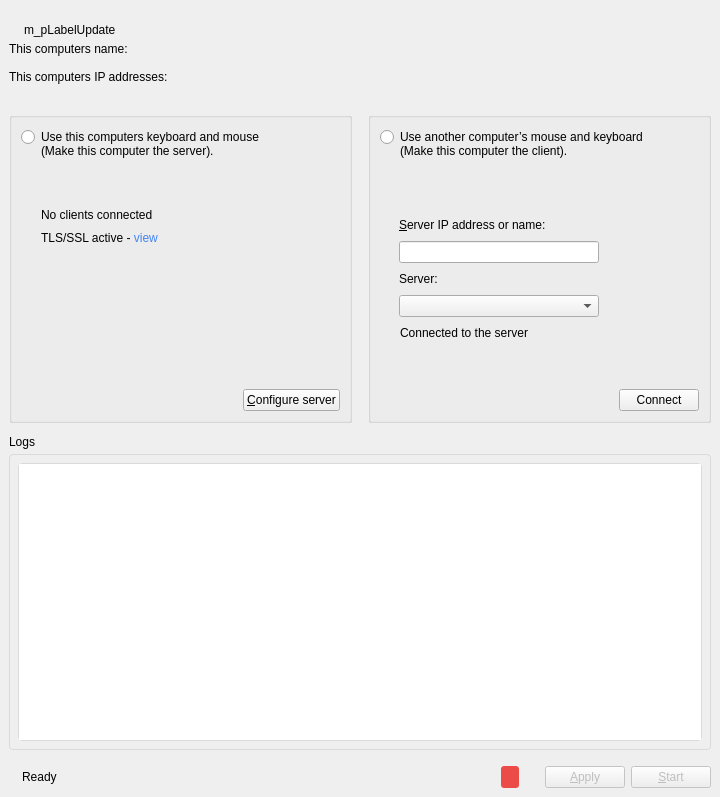
Above: src/gui/src/MainWindowBase.ui from deskflow/deskflow before the change. Below: the same form after it.
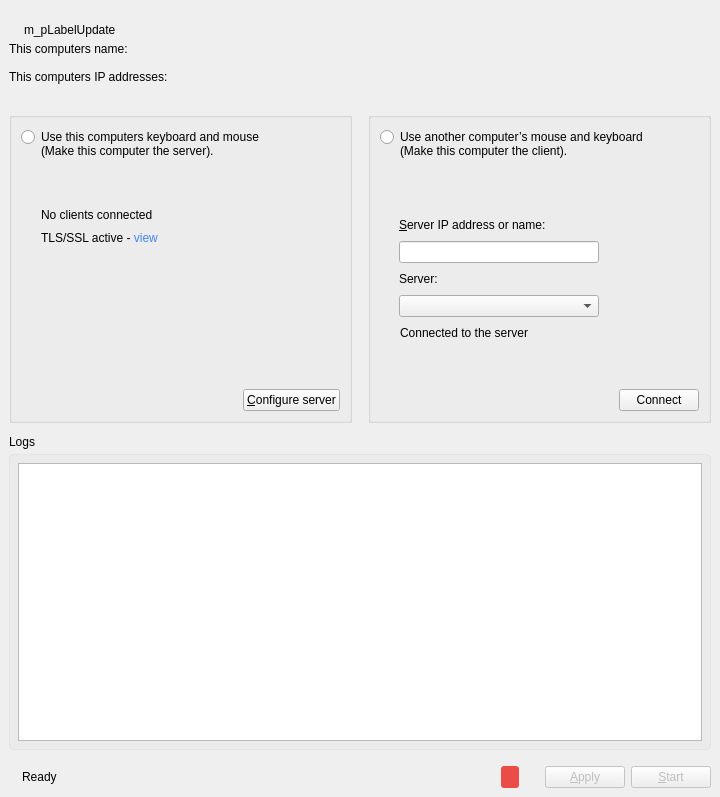
That is the form after the change. Icons and pictures are not drawn. Custom widgets are drawn as their Qt base class.

Commit message: SYNERGY-936 Fixed styles for logs

```diff
--- a/src/gui/src/MainWindowBase.ui
+++ b/src/gui/src/MainWindowBase.ui
@@ -607,9 +607,10 @@
     <item>
      <widget class="QFrame" name="m_pGroupLog">
       <property name="styleSheet">
-       <string notr="true">QFrame{
-border: 1px solid #DADADA;
+       <string notr="true">.QFrame{
+border: 1px solid  rgba(192,192,192, 0.2);;
 border-radius: 4px;
+background-color: rgba(192,192,192, 0.1);
 }</string>
       </property>
       <property name="frameShape">
```
